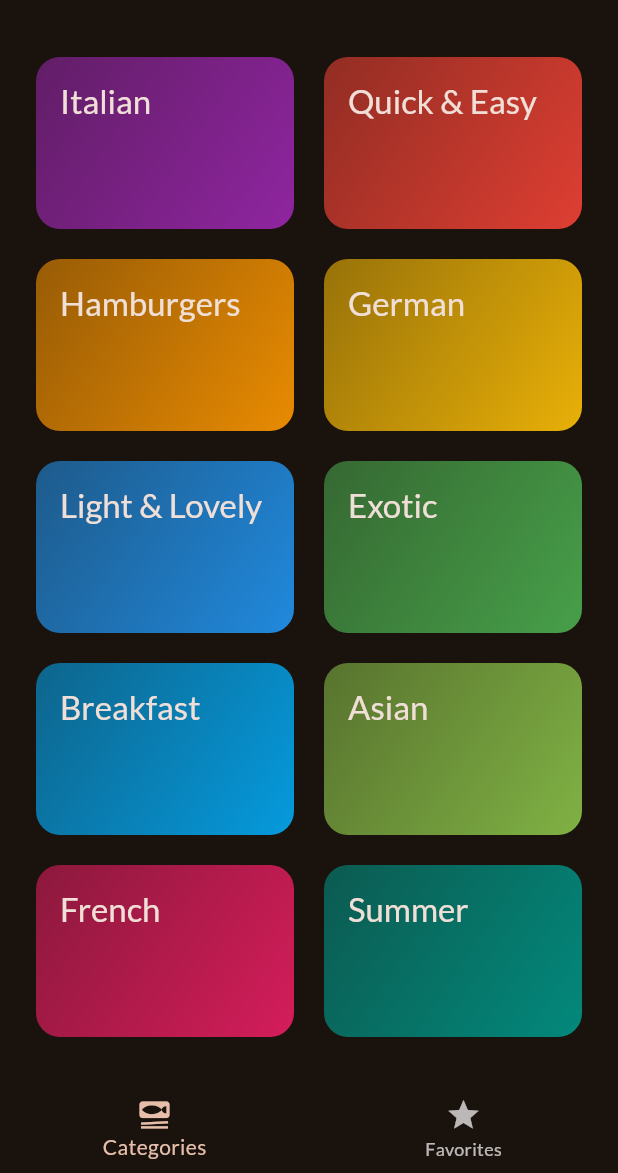
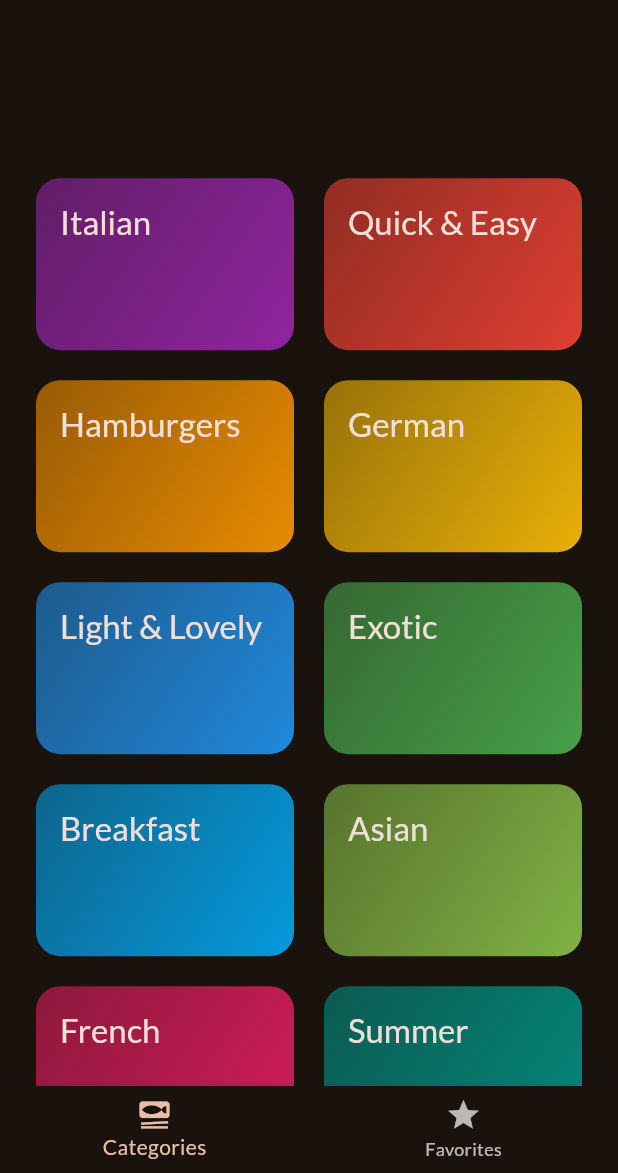
Before and after one commit to Jiiahhhh/belajar-flutter, a Flutter app: the first screen one second after launch, on a phone screen of 412 x 824 dp, the part 63-1236 px from its top. Run offline on Flutter 3.47's test engine with Material 3 defaults, Android fonts, the phone set to English and light mode, and no system bars; our stand-ins replace flutter_riverpod, google_fonts, transparent_image.

```diff
--- a/meals/lib/screens/categories.dart
+++ b/meals/lib/screens/categories.dart
@@ -28,7 +28,7 @@ class _CategoriesScreenState extends State<CategoriesScreen>
 
     _animationController = AnimationController(
       vsync: this,
-      duration: const Duration(milliseconds: 200),
+      duration: const Duration(milliseconds: 1000),
       lowerBound: 0,
       upperBound: 1,
     );
@@ -80,9 +80,14 @@ class _CategoriesScreenState extends State<CategoriesScreen>
             )
         ],
       ),
-      builder: (context, child) => Padding(
-          padding: EdgeInsets.only(top: 100 - _animationController.value * 100),
-          child: child),
+      builder: (context, child) => SlideTransition(
+        position: Tween<Offset>(
+          begin: const Offset(0, 1),
+          end: const Offset(0, 0),
+        ).animate(CurvedAnimation(
+            parent: _animationController, curve: Curves.bounceInOut)),
+        child: child,
+      ),
     );
   }
 }
```
Also changed, not shown: meals/lib/screens/meal_details.dart (+13 -1 lines).
